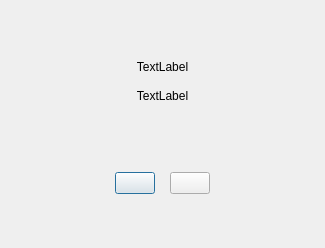
Above: ibed/controls/calldialog.ui from semerlin/ibed before the change. Below: the same form after it.
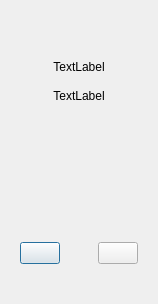
That is the form after the change.

```diff
--- a/ibed/controls/calldialog.ui
+++ b/ibed/controls/calldialog.ui
@@ -6,8 +6,8 @@
    <rect>
     <x>0</x>
     <y>0</y>
-    <width>314</width>
-    <height>248</height>
+    <width>158</width>
+    <height>304</height>
    </rect>
   </property>
   <property name="windowTitle">
@@ -84,13 +84,13 @@
    <item>
     <layout class="QHBoxLayout" name="horizontalLayout">
      <property name="leftMargin">
-      <number>115</number>
+      <number>20</number>
      </property>
      <property name="rightMargin">
-      <number>115</number>
+      <number>20</number>
      </property>
      <item>
-      <widget class="QPushButton" name="pushButtonCancel">
+      <widget class="QPushButton" name="pushButtonAnswer">
        <property name="styleSheet">
         <string notr="true"/>
        </property>
@@ -100,7 +100,20 @@
       </widget>
      </item>
      <item>
-      <widget class="QPushButton" name="pushButtonAnswer">
+      <spacer name="horizontalSpacer">
+       <property name="orientation">
+        <enum>Qt::Horizontal</enum>
+       </property>
+       <property name="sizeHint" stdset="0">
+        <size>
+         <width>40</width>
+         <height>20</height>
+        </size>
+       </property>
+      </spacer>
+     </item>
+     <item>
+      <widget class="QPushButton" name="pushButtonCancel">
        <property name="text">
         <string/>
        </property>
@@ -113,6 +126,9 @@
      <property name="orientation">
       <enum>Qt::Vertical</enum>
      </property>
+     <property name="sizeType">
+      <enum>QSizePolicy::Fixed</enum>
+     </property>
      <property name="sizeHint" stdset="0">
       <size>
        <width>20</width>
```
